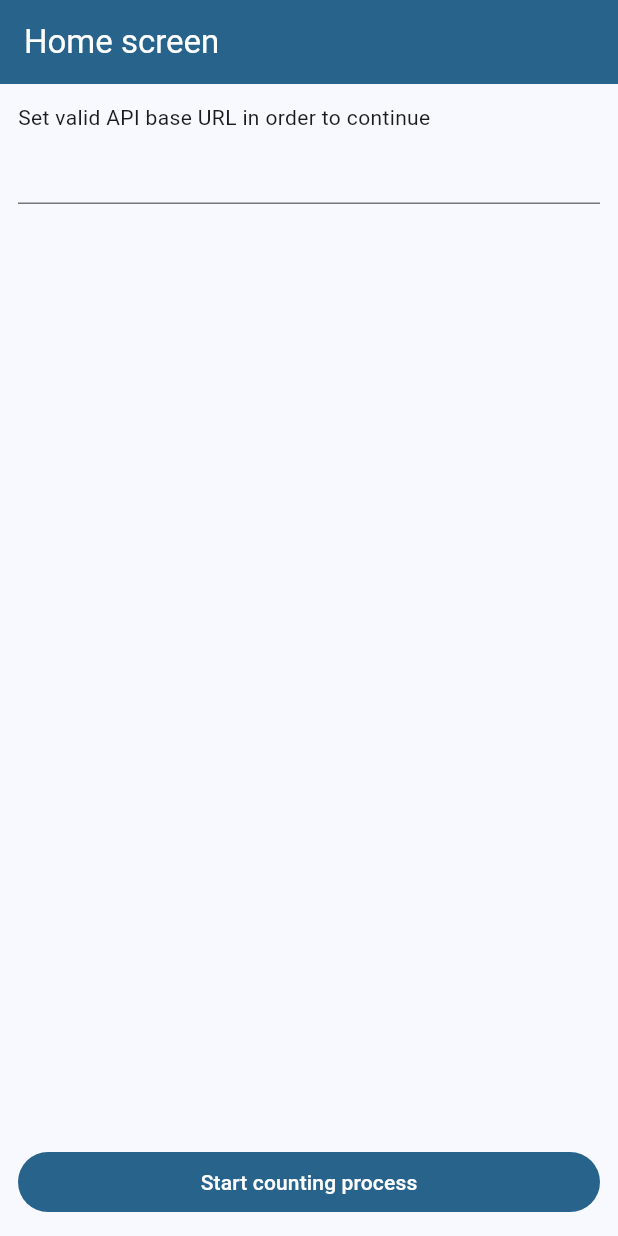
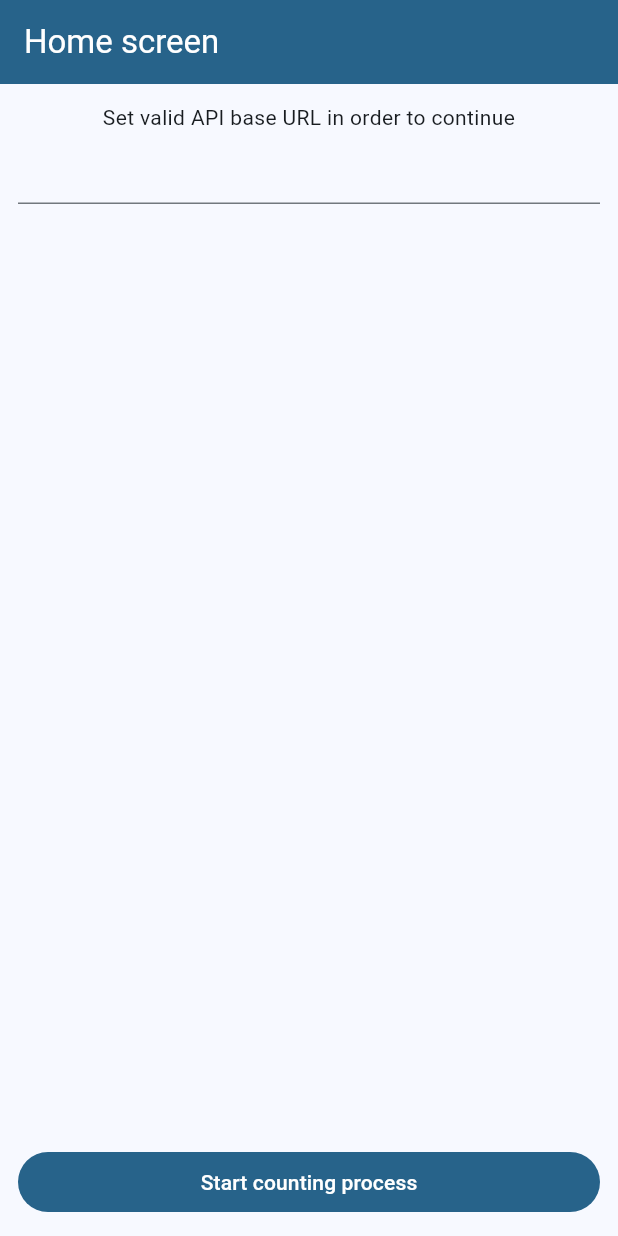
Before and after one commit to hnatiukk/ws_task, a Flutter app: the screen it shows after launch, on a phone screen of 412 x 824 dp. Run offline on Flutter 3.47's test engine with Material 3 defaults, Android fonts, the phone set to English and light mode, and no system bars; our stand-ins replace dio.

Commit message:
Finish task

```diff
--- a/lib/screens/home_screen.dart
+++ b/lib/screens/home_screen.dart
@@ -34,9 +34,11 @@ class _HomeScreenState extends State<HomeScreen> {
       body: Padding(
         padding: EdgeInsets.all(defaultPadding),
         child: Column(
-          crossAxisAlignment: CrossAxisAlignment.start,
           children: [
-            const Text('Set valid API base URL in order to continue'),
+            const Text(
+              'Set valid API base URL in order to continue',
+              textAlign: TextAlign.center,
+            ),
             TextField(
               controller: _urlController,
             ),
--- a/lib/screens/process_screen.dart
+++ b/lib/screens/process_screen.dart
@@ -53,6 +53,7 @@ class _ProcessScreenState extends State<ProcessScreen> {
                     _isProcessingCalculations
                         ? 'Processing calculations...'
                         : 'All calculations has finished, you can send your results to server',
+                    textAlign: TextAlign.center,
                   ),
                   const Divider(),
                   Text('$_calculationPercentage%'),
@@ -105,6 +106,8 @@ class _ProcessScreenState extends State<ProcessScreen> {
       _isProcessingCalculations = true;
     });
 
+    // кожен рівень буде додавати до відсотка завантаження сталий відсоток,
+    // наприклад: 5 рівнів - кожень рівень додає по 20% після свого обрахунку
     double levelPercentage = 100 / widget.levels.length;
 
     for (Level level in widget.levels) {
--- a/pubspec.yaml
+++ b/pubspec.yaml
@@ -31,10 +31,6 @@ dependencies:
   flutter:
     sdk: flutter
 
-
-  # The following adds the Cupertino Icons font to your application.
-  # Use with the CupertinoIcons class for iOS style icons.
-  cupertino_icons: ^1.0.8
   dio: ^5.7.0
 
 dev_dependencies:
```
Also changed, not shown: lib/services/calculations_service.dart (+8 -7 lines), pubspec.lock, 1 other file.
